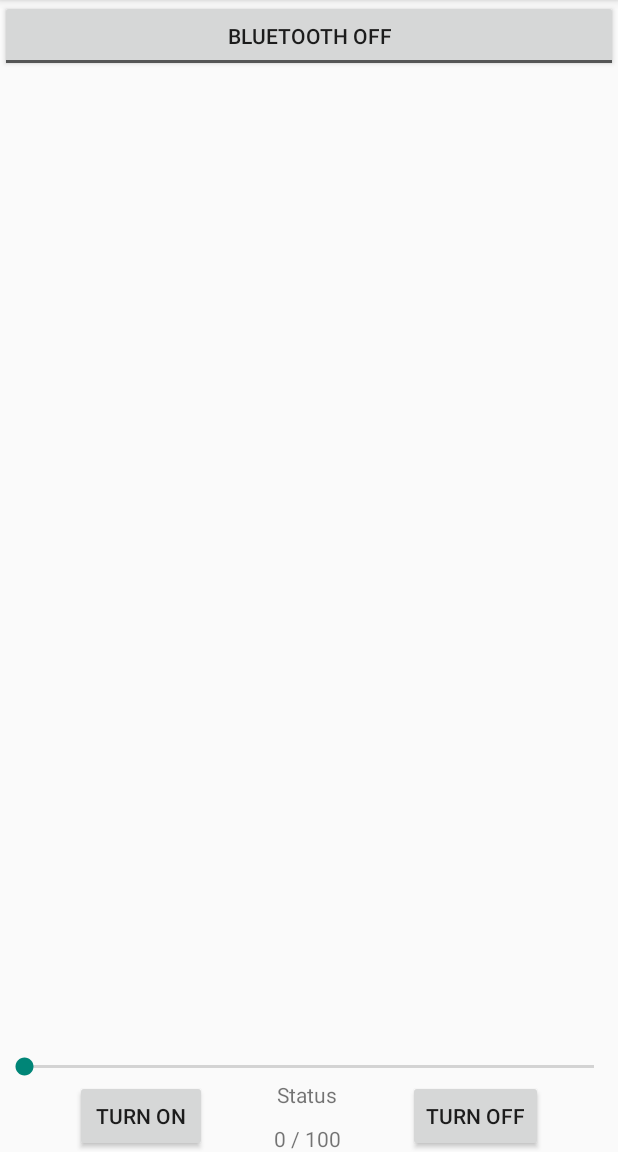
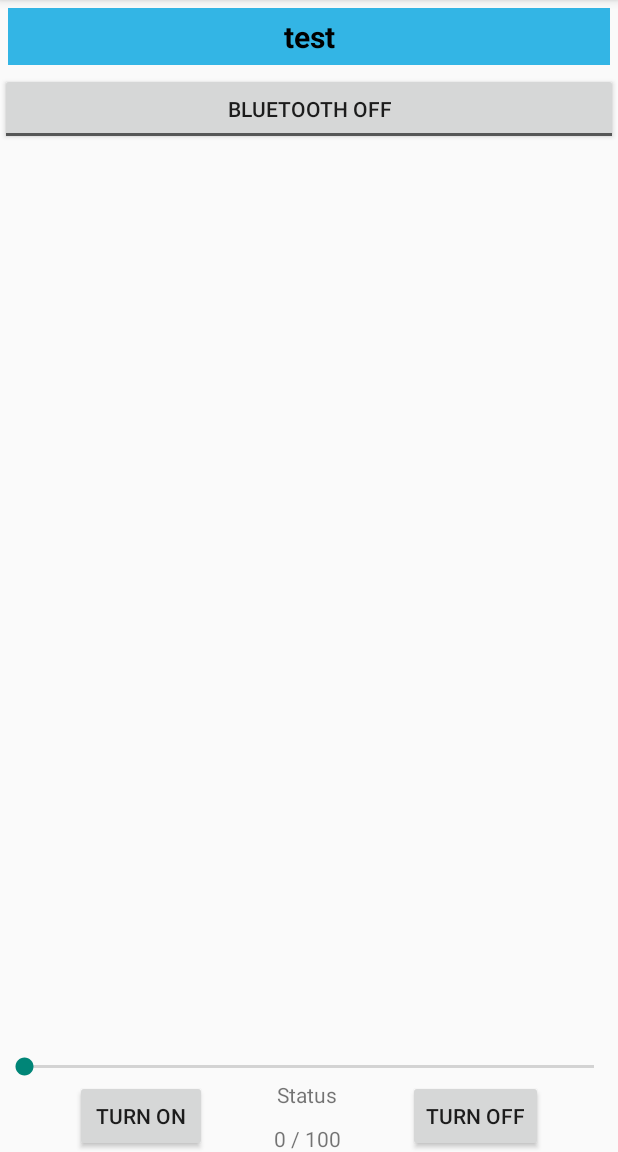
Before and after one commit to Gerator/BlueLightProto, an Android app: the screen it shows after launch (BlueLightProtoActivity), after a tap on "TURN ON", on a phone screen of 412 x 824 dp, the part 84-1236 px from its top. Run offline under Robolectric (Android 15) with nearby library versions, the phone set to English and light mode, and no system bars.

```diff
--- a/app/src/main/java/com/ebookfrenzy/bluelightproto/BlueLightProtoActivity.java
+++ b/app/src/main/java/com/ebookfrenzy/bluelightproto/BlueLightProtoActivity.java
@@ -43,6 +43,7 @@ public class BlueLightProtoActivity extends ActionBarActivity {
     private ListView listview;
     private ToggleButton togglebutton;
     private BluetoothSocket BTSckt = null;
+    private Boolean stat = false;
     private OutputStream Out = null;
     private InputStream In = null;
     private static final int EnableBT = 1;
@@ -79,26 +80,39 @@ public class BlueLightProtoActivity extends ActionBarActivity {
         listview = (ListView)findViewById(R.id.listView);
         Button btnOn = (Button)findViewById(R.id.OnBtn);
         Button btnOff = (Button)findViewById(R.id.OffBtn);
-        SeekBar seekbar = (SeekBar)findViewById(R.id.seekBar);
+        final SeekBar seekbar = (SeekBar)findViewById(R.id.seekBar);
         TextView intText = (TextView)findViewById(R.id.IntText);
         intText.setText(seekbar.getProgress() + " / " + seekbar.getMax());
 
         btnOn.setOnClickListener(new View.OnClickListener() {
             @Override
             public void onClick(View v) {
+                if(BTSckt!=null) {
+                    stat = true;
                     Log.i(TAG, "Button On Pressed!");
                     sendData("1");
                     Log.i(TAG, "Data sent");
+                    sendData(String.valueOf(seekbar.getProgress()));
                     toast("You have clicked ON");   //MUST FIND WAY TO GET FEEDBACK FROM ARDUINO!!!!
+                } else {
+                    toast("Can't Turn on! \n No Device Connected yet!");
+                }
+
             }
         });
 
         btnOff.setOnClickListener(new View.OnClickListener() {
             @Override
             public void onClick(View v) {
+                if(BTSckt!=null) {
+                    stat = false;
                     Log.i(TAG, "Button Off Pressed!");
                     sendData("2");
+                    Log.i(TAG, "Data sent");
                     toast("You have clicked OFF");   //MUST FIND WAY TO GET FEEDBACK FROM ARDUINO!!!!
+                } else {
+                    toast("Can't turn off! \n No Device Connected yet!");
+                }
             }
         });
 
@@ -113,6 +127,9 @@ public class BlueLightProtoActivity extends ActionBarActivity {
                         int i = 0;
                         while(fromUser && i<x) {
                             intText.setText(seekBar.getProgress() + "/" + seekBar.getMax());
+                            if(BTSckt!=null && stat){
+                                sendData(String.valueOf(seekBar.getProgress()));
+                            }
                             i++;
                         }
                     }
@@ -124,7 +141,8 @@ public class BlueLightProtoActivity extends ActionBarActivity {
 
                     @Override
                     public void onStopTrackingTouch(SeekBar seekBar) {
-
+                        if(BTSckt!=null)
+                            sendData(String.valueOf(seekBar.getProgress()));
                     }
                 }
         );
@@ -159,7 +177,6 @@ public class BlueLightProtoActivity extends ActionBarActivity {
         //adapter.add("just a test");
         Log.i(TAG, "OnCreate2" );
     }
-
     public void onToggleClicked(View view) {
 
         Log.i(TAG, "onToggleClicked1");
--- a/app/src/main/res/layout/activity_blue_light_proto.xml
+++ b/app/src/main/res/layout/activity_blue_light_proto.xml
@@ -7,12 +7,12 @@
         android:layout_width="match_parent"
         android:layout_height="wrap_content"
         android:id="@+id/toggleButton"
-        android:layout_alignParentTop="true"
-        android:layout_alignParentLeft="true"
-        android:layout_alignParentStart="true"
         android:textOn="Bluetooth On"
         android:textOff="Bluetooth Off"
-        android:onClick="onToggleClicked" />
+        android:onClick="onToggleClicked"
+        android:layout_below="@+id/FeedBackText"
+        android:layout_alignParentLeft="true"
+        android:layout_alignParentStart="true" />
 
     <Button
         android:layout_width="wrap_content"
@@ -80,5 +80,21 @@
         android:layout_alignLeft="@+id/StatText"
         android:layout_alignStart="@+id/StatText" />
 
+    <TextView
+        android:layout_width="match_parent"
+        android:layout_height="wrap_content"
+        android:id="@+id/FeedBackText"
+        android:layout_alignParentTop="true"
+        android:layout_centerHorizontal="true"
+        android:textSize="20sp"
+        android:text="test"
+        android:gravity="center_vertical|center_horizontal"
+        android:textAlignment="gravity"
+        android:textColor="@android:color/black"
+        android:background="#ff33b5e5"
+        android:padding="5dp"
+        android:textStyle="bold"
+        android:layout_margin="5dp" />
+
 
 </RelativeLayout>
```
Lines whose indentation alone changed are shown as unchanged.
